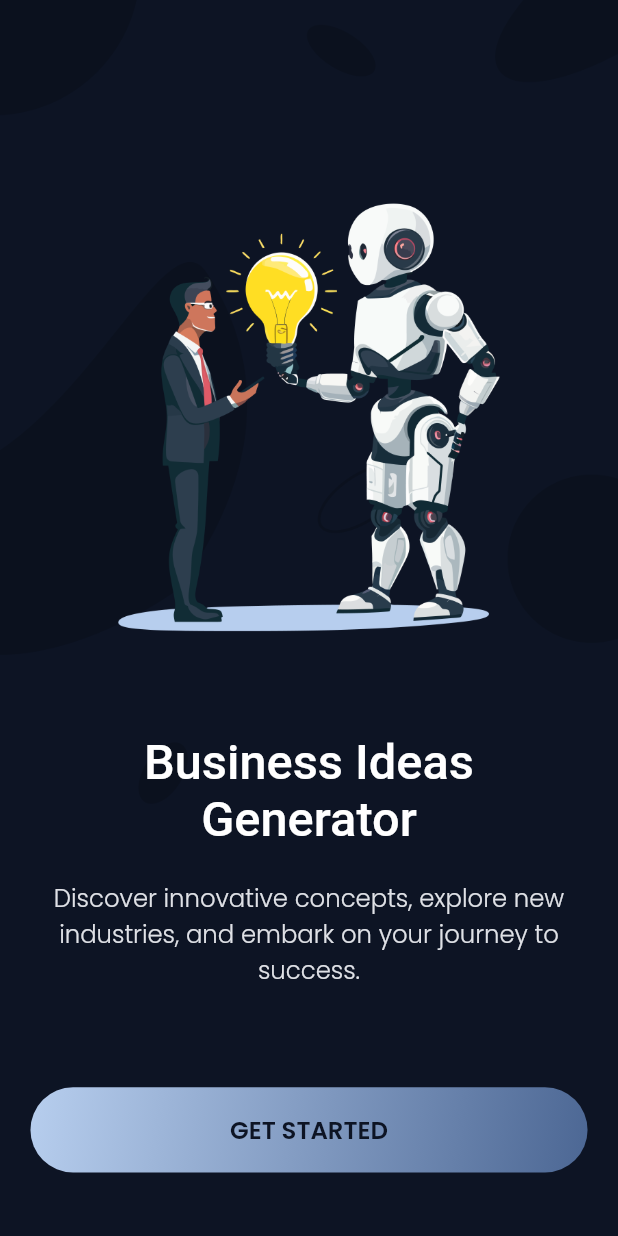
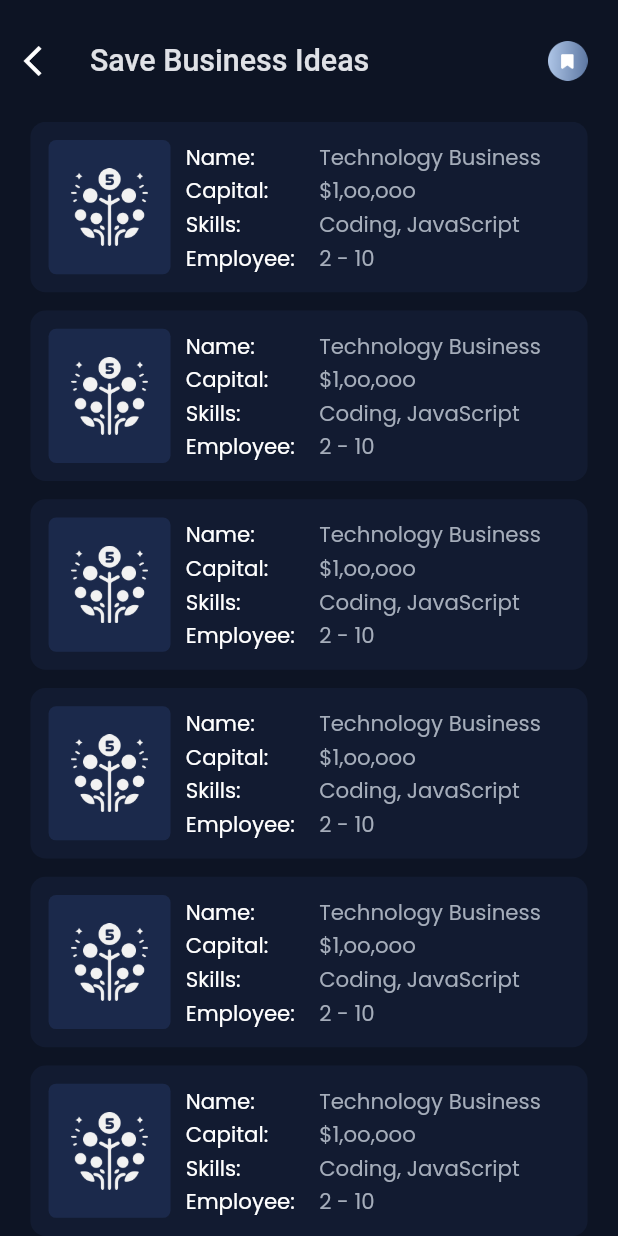
Before and after one commit to Muhammad-Monir/harry_mime, a Flutter app: the screen it shows after launch, on a phone screen of 412 x 824 dp. Run offline on Flutter 3.47's test engine with Material 3 defaults, Android fonts, the phone set to English and light mode, and no system bars; drawn by our look-alikes of auto_animated; our stand-ins replace device_info_plus, dio, firebase_messaging, flutter_local_notifications, flutter_screenutil, flutter_svg and 12 more; missing offline and left inert: dotlottie_loader, flutter_app_badger; accounts and stored records are empty; network calls fail.

Commit message:
saved idea screen work

```diff
--- a/lib/constants/text_font_style.dart
+++ b/lib/constants/text_font_style.dart
@@ -9,11 +9,16 @@ class TextFontStyle {
   //new
   static final headline32FFFFFFRoboto = GoogleFonts.roboto(
       color: AppColors.cFFFFFF, fontSize: 32.sp, fontWeight: FontWeight.w500);
+  static final headline20cDFE1E6Poppins = GoogleFonts.roboto(
+      color: AppColors.cDFE1E6, fontSize: 20.sp, fontWeight: FontWeight.w500);
   static final headline16cDFE1E6Poppins = GoogleFonts.poppins(
       color: AppColors.cDFE1E6, fontSize: 16.sp, fontWeight: FontWeight.w300);
-      static final button16primaryPoppins = GoogleFonts.poppins(
+  static final button16primaryPoppins = GoogleFonts.poppins(
       color: AppColors.allPrimaryColor, fontSize: 16.sp, fontWeight: FontWeight.w600);
-
+  static final title14cFFFFFFPoppins400 = GoogleFonts.poppins(
+      color: AppColors.cFFFFFF, fontSize: 14.sp, fontWeight: FontWeight.w400);
+  static final title14cA5ADBAPoppins400 = GoogleFonts.poppins(
+      color: AppColors.cA5ADBA, fontSize: 14.sp, fontWeight: FontWeight.w400);
 
   //old
 }
--- a/lib/features/onboarding/presentation/onboarding.dart
+++ b/lib/features/onboarding/presentation/onboarding_screen.dart
@@ -5,8 +5,8 @@ import 'package:harry_mine/constants/text_font_style.dart';
 import 'package:harry_mine/gen/assets.gen.dart';
 import 'package:harry_mine/helpers/ui_helpers.dart';
 
-class Onboarding extends StatelessWidget {
-  const Onboarding({super.key});
+class OnboardingScreen extends StatelessWidget {
+  const OnboardingScreen({super.key});
 
   @override
   Widget build(BuildContext context) {
@@ -48,7 +48,7 @@ class Onboarding extends StatelessWidget {
                   height: 56.h,
                   minWidth: 343.w,
                   borderRadius: 50.r,
-                  color: Colors.blue,
+                  color: Colors.transparent,
                   textStyle: TextFontStyle.button16primaryPoppins,
                   context: context,
                   gradient: const LinearGradient(
--- a/lib/features/saved ideas/presentation/saved_ideas_screen.dart
+++ b/lib/features/saved ideas/presentation/saved_ideas_screen.dart
@@ -0,0 +1,52 @@
+import 'package:flutter/material.dart';
+import 'package:flutter_screenutil/flutter_screenutil.dart';
+import 'package:harry_mine/constants/text_font_style.dart';
+import 'package:harry_mine/features/saved%20ideas/presentation/widgets/custom_cart.dart';
+import 'package:harry_mine/gen/assets.gen.dart';
+import 'package:harry_mine/gen/colors.gen.dart';
+import 'package:harry_mine/helpers/ui_helpers.dart';
+
+class SavedIdeasScreen extends StatelessWidget {
+  const SavedIdeasScreen({super.key});
+
+  @override
+  Widget build(BuildContext context) {
+    return Scaffold(
+        backgroundColor: AppColors.allPrimaryColor,
+        appBar: AppBar(
+          toolbarHeight: 80.h,
+          leading: IconButton(
+            onPressed: () => Navigator.of(context).pop(),
+            icon: const Icon(Icons.arrow_back_ios_sharp),
+          ),
+          leadingWidth: 40.w,
+          title: Text("Save Business Ideas",
+              style: TextFontStyle.headline20cDFE1E6Poppins),
+          elevation: 0,
+          actions: [
+            Padding(
+              padding: EdgeInsets.only(right: UIHelper.kDefaulutPadding()),
+              child: Image.asset(
+                Assets.icons.saveFill.path,
+                height: 24.h,
+                width: 24.w,
+              ),
+            )
+          ],
+        ),
+        body: ListView.builder(
+          physics: const BouncingScrollPhysics(),
+          itemCount: 15,
+          itemBuilder: (context, index) => const  CustomCart(
+          name: "Technology Business",
+          capital: "\$1,oo,ooo",
+          skills: "Coding, JavaScript",
+          employee:  "2 - 10",
+        )
+
+          )
+
+
+        );
+  }
+}
--- /dev/null
+++ b/lib/features/saved ideas/presentation/widgets/cart_title_widget.dart
@@ -0,0 +1,38 @@
+import 'package:flutter/material.dart';
+import 'package:flutter_screenutil/flutter_screenutil.dart';
+import 'package:harry_mine/helpers/ui_helpers.dart';
+
+import '../../../../constants/text_font_style.dart';
+
+class CartTitleWidget extends StatelessWidget {
+  final String title;
+  final String details;
+  const CartTitleWidget(
+      {super.key, required this.title, required this.details});
+
+  @override
+  Widget build(BuildContext context) {
+    return Expanded(
+      child: Row(
+        children: [
+          Expanded(
+              flex: 2,
+              child: Text(
+                "$title:",
+                style: TextFontStyle.title14cFFFFFFPoppins400,
+              )),
+
+              UIHelper.horizontalSpace(5.w),
+
+          Expanded(
+              flex: 4,
+              child: Text(
+                details,
+                overflow: TextOverflow.ellipsis,
+                style: TextFontStyle.title14cA5ADBAPoppins400,
+              ))
+        ],
+      ),
+    );
+  }
+}
--- /dev/null
+++ b/lib/features/saved ideas/presentation/widgets/custom_cart.dart
@@ -0,0 +1,76 @@
+import 'package:flutter/material.dart';
+import 'package:flutter_screenutil/flutter_screenutil.dart';
+import 'package:harry_mine/features/saved%20ideas/presentation/widgets/cart_title_widget.dart';
+import 'package:harry_mine/gen/assets.gen.dart';
+
+import '../../../../gen/colors.gen.dart';
+import '../../../../helpers/ui_helpers.dart';
+
+class CustomCart extends StatelessWidget {
+  final String name,capital,skills,employee;
+  const CustomCart({
+    super.key,
+    required this.name,
+    required this.capital,
+    required this.skills,
+    required this.employee,
+  });
+
+  @override
+  Widget build(BuildContext context) {
+    return Padding(
+      padding: EdgeInsets.symmetric(
+        horizontal: UIHelper.kDefaulutPadding(),
+      ),
+      child: Container(
+        height: 112.h,
+        margin: EdgeInsets.only(
+          bottom: 12.h
+        ),
+        decoration: BoxDecoration(
+            color: AppColors.secoundaryColor,
+            borderRadius: BorderRadius.circular(10.r)),
+        child: Padding(
+          padding: EdgeInsets.all(11.w),
+          // padding: EdgeInsets.symmetric( horizontal: 11.w),
+          child: Row(
+            crossAxisAlignment: CrossAxisAlignment.center,
+            children: [
+              Container(
+                height: 91.h,
+                width: 74.w,
+                padding: EdgeInsets.all(15.sp),
+                decoration: BoxDecoration(
+                    color: AppColors.containerColor,
+                    borderRadius: BorderRadius.circular(5.r)),
+                    child: Image.asset(Assets.icons.logo.path),
+              ),
+              UIHelper.horizontalSpaceSmall,
+              Expanded(
+                child: Column(
+                  children: [
+                     CartTitleWidget(
+                      title: "Name",
+                      details: name,
+                    ),
+                    CartTitleWidget(
+                      title: "Capital",
+                      details: capital,
+                    ),
+                    CartTitleWidget(
+                      title: "Skills",
+                      details: skills,
+                    ),
+                    CartTitleWidget(
+                      title: "Employee",
+                      details: employee,
+                    ),
+                  ],
+                ),
+              )
+            ],
+          ),
+        ),
+      ),
+    );
+  }}
--- a/lib/gen/assets.gen.dart
+++ b/lib/gen/assets.gen.dart
@@ -14,6 +14,10 @@ class $AssetsIconsGen {
 
   /// File path: assets/icons/apple.svg
   String get apple => 'assets/icons/apple.svg';
+
+  /// File path: assets/icons/arrow_left.png
+  AssetGenImage get arrowLeft =>
+      const AssetGenImage('assets/icons/arrow_left.png');
 
   /// File path: assets/icons/capital.png
   AssetGenImage get capital => const AssetGenImage('assets/icons/capital.png');
@@ -39,6 +43,10 @@ class $AssetsIconsGen {
   /// File path: assets/icons/save.png
   AssetGenImage get save => const AssetGenImage('assets/icons/save.png');
 
+  /// File path: assets/icons/save_fill.png
+  AssetGenImage get saveFill =>
+      const AssetGenImage('assets/icons/save_fill.png');
+
   /// File path: assets/icons/services.png
   AssetGenImage get services =>
       const AssetGenImage('assets/icons/services.png');
@@ -56,6 +64,7 @@ class $AssetsIconsGen {
   /// List of all assets
   List<dynamic> get values => [
         apple,
+        arrowLeft,
         capital,
         finance,
         forward,
@@ -64,6 +73,7 @@ class $AssetsIconsGen {
         people,
         random,
         save,
+        saveFill,
         services,
         skills,
         technology,
--- a/lib/gen/colors.gen.dart
+++ b/lib/gen/colors.gen.dart
@@ -57,6 +57,9 @@ class AppColors {
 
   /// Color: #FFFFFFFF
   static const Color cFFFFFF = Color(0xFFFFFFFF);
+
+  /// Color: #FF1B294B
+  static const Color containerColor = Color(0xFF1B294B);
 
   /// Color: #FF709B72
   static const Color creditHighliteColor = Color(0xFF709B72);
@@ -136,8 +139,8 @@ class AppColors {
   /// Color: #FFFBFBFB
   static const Color scaffoldColor = Color(0xFFFBFBFB);
 
-  /// Color: #FF444242
-  static const Color secondaryColor = Color(0xFF444242);
+  /// Color: #FF121B31
+  static const Color secoundaryColor = Color(0xFF121B31);
 
   /// Color: #FFF1F2F7
   static const Color shadowText = Color(0xFFF1F2F7);
--- a/lib/loading_screen.dart
+++ b/lib/loading_screen.dart
@@ -1,6 +1,7 @@
 import 'package:flutter/material.dart';
 import 'package:harry_mine/features/home/presentation/home.dart';
-import 'features/onboarding/presentation/onboarding.dart';
+import 'package:harry_mine/features/saved%20ideas/presentation/saved_ideas_screen.dart';
+import 'features/onboarding/presentation/onboarding_screen.dart';
 import 'helpers/helper_methods.dart';
 import 'constants/app_constants.dart';
 import 'helpers/app_version_updater.dart';
@@ -51,7 +52,7 @@ class _LoadingState extends State<Loading> {
     if (_isLoading) {
       return const WelcomeScreen();
     } else {
-      return Onboarding();
+      return SavedIdeasScreen();
     }
   }
 }
--- a/lib/main.dart
+++ b/lib/main.dart
@@ -6,6 +6,7 @@ import 'package:flutter_screenutil/flutter_screenutil.dart';
 import 'package:get/get.dart';
 import 'package:get_storage/get_storage.dart';
 import 'package:harry_mine/features/home/presentation/home.dart';
+import 'package:harry_mine/features/onboarding/presentation/onboarding_screen.dart';
 
 import 'package:provider/provider.dart';
 import '/helpers/all_routes.dart';
@@ -91,7 +92,7 @@ class UtillScreenMobile extends StatelessWidget {
             },
             navigatorKey: NavigationService.navigatorKey,
             onGenerateRoute: RouteGenerator.generateRoute,
-            home: Loading(),
+            home: const Loading(),
           ),
         );
       },
```
Also changed, not shown: assets/icons/arrow_left.png (added), assets/icons/save_fill.png (added), 1 other file.
